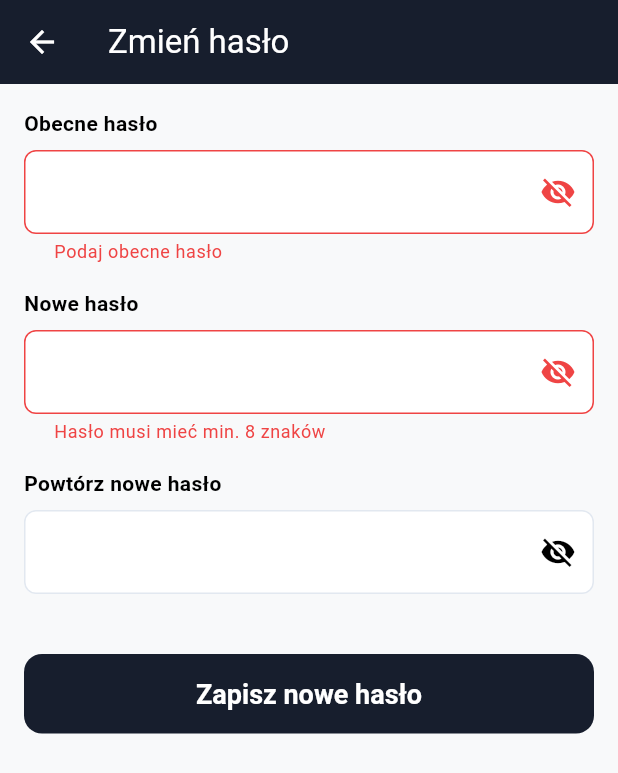
After one commit to kamilpasierski/relay_app, a Flutter app: the ChangePasswordScreen screen opened by its route, after a tap on "Zapisz nowe hasło", on a phone screen of 412 x 824 dp. The commit adds this screen. Shown: the top 773 px of the screen. Run offline on Flutter 3.47's test engine with Material 3 defaults, Android fonts, the phone set to English and light mode, and no system bars; our stand-ins replace flutter_secure_storage, shared_preferences; missing offline and left inert: mobile_scanner; accounts and stored records are empty; network calls fail.

Commit message:
feat: implement password change and mobile-specific PIN reset flow
- Created ChangePasswordScreen for logged-in users
- Implemented ForgotPasswordScreen and VerifyPinScreen for password recovery via 6-digit PIN
- Added sendMobileResetPin and resetPasswordWithPin methods to AuthService
- Updated main.dart routes and login_screen.dart layout with a reset link
- Adjusted device_service.dart to use the public endpoint path

```diff
--- a/lib/core/services/device_service.dart
+++ b/lib/core/services/device_service.dart
@@ -38,7 +38,7 @@ class DeviceService {
     final token = await AuthService().getToken();
     if (token == null) return null;
 
-    final url = Uri.parse('${ApiConfig.baseUrl}/devices/$uuid');
+    final url = Uri.parse('${ApiConfig.baseUrl}/public/devices/$uuid');
 
     try {
       final response = await http.get(
--- /dev/null
+++ b/lib/features/account/presentation/screens/change_password_screen.dart
@@ -0,0 +1,162 @@
+import 'package:flutter/material.dart';
+import 'package:relay_app/core/theme/app_theme.dart';
+import 'package:relay_app/core/widgets/primary_button.dart';
+import 'package:relay_app/core/services/auth_service.dart';
+
+class ChangePasswordScreen extends StatefulWidget {
+  const ChangePasswordScreen({super.key});
+
+  @override
+  State<ChangePasswordScreen> createState() => _ChangePasswordScreenState();
+}
+
+class _ChangePasswordScreenState extends State<ChangePasswordScreen> {
+  final _formKey = GlobalKey<FormState>();
+  final _currentPasswordController = TextEditingController();
+  final _newPasswordController = TextEditingController();
+  final _confirmPasswordController = TextEditingController();
+
+  bool _isLoading = false;
+  bool _obscureCurrent = true;
+  bool _obscureNew = true;
+  bool _obscureConfirm = true;
+
+  @override
+  void dispose() {
+    _currentPasswordController.dispose();
+    _newPasswordController.dispose();
+    _confirmPasswordController.dispose();
+    super.dispose();
+  }
+
+  Future<void> _submit() async {
+    if (!_formKey.currentState!.validate()) return;
+
+    setState(() => _isLoading = true);
+
+    final success = await AuthService().changePassword(
+      _currentPasswordController.text,
+      _newPasswordController.text,
+      _confirmPasswordController.text,
+    );
+
+    setState(() => _isLoading = false);
+
+    if (!mounted) return;
+
+    if (success) {
+      ScaffoldMessenger.of(context).showSnackBar(
+        const SnackBar(
+          content: Text('Hasło zostało pomyślnie zmienione.'),
+          backgroundColor: Colors.green,
+        ),
+      );
+      Navigator.pop(context);
+    } else {
+      ScaffoldMessenger.of(context).showSnackBar(
+        const SnackBar(
+          content: Text('Nie udało się zmienić hasła. Sprawdź obecne hasło.'),
+          backgroundColor: AppTheme.alertRedText,
+        ),
+      );
+    }
+  }
+
+  Widget _buildPasswordField({
+    required String label,
+    required TextEditingController controller,
+    required bool obscureText,
+    required VoidCallback onToggleVisibility,
+    required String? Function(String?) validator,
+  }) {
+    return Column(
+      crossAxisAlignment: CrossAxisAlignment.start,
+      children: [
+        Text(label, style: const TextStyle(fontWeight: FontWeight.bold)),
+        const SizedBox(height: 8),
+        TextFormField(
+          controller: controller,
+          obscureText: obscureText,
+          decoration: InputDecoration(
+            border: OutlineInputBorder(borderRadius: BorderRadius.circular(8)),
+            suffixIcon: IconButton(
+              icon: Icon(obscureText ? Icons.visibility_off : Icons.visibility),
+              onPressed: onToggleVisibility,
+            ),
+          ),
+          validator: validator,
+        ),
+        const SizedBox(height: 16),
+      ],
+    );
+  }
+
+  @override
+  Widget build(BuildContext context) {
+    return Scaffold(
+      appBar: AppBar(
+        title: const Text('Zmień hasło'),
+        backgroundColor: AppTheme.primaryDark,
+        foregroundColor: AppTheme.surfaceWhite,
+      ),
+      body: SingleChildScrollView(
+        padding: const EdgeInsets.all(16.0),
+        child: Form(
+          key: _formKey,
+          child: Column(
+            crossAxisAlignment: CrossAxisAlignment.start,
+            children: [
+              _buildPasswordField(
+                label: 'Obecne hasło',
+                controller: _currentPasswordController,
+                obscureText: _obscureCurrent,
+                onToggleVisibility: () =>
+                    setState(() => _obscureCurrent = !_obscureCurrent),
+                validator: (val) =>
+                    val == null || val.isEmpty ? 'Podaj obecne hasło' : null,
+              ),
+              _buildPasswordField(
+                label: 'Nowe hasło',
+                controller: _newPasswordController,
+                obscureText: _obscureNew,
+                onToggleVisibility: () =>
+                    setState(() => _obscureNew = !_obscureNew),
+                validator: (val) {
+                  if (val == null || val.length < 8)
+                    return 'Hasło musi mieć min. 8 znaków';
+                  return null;
+                },
+              ),
+              _buildPasswordField(
+                label: 'Powtórz nowe hasło',
+                controller: _confirmPasswordController,
+                obscureText: _obscureConfirm,
+                onToggleVisibility: () =>
+                    setState(() => _obscureConfirm = !_obscureConfirm),
+                validator: (val) {
+                  if (val != _newPasswordController.text)
+                    return 'Hasła nie pasują do siebie';
+                  return null;
+                },
+              ),
+              const SizedBox(height: 24),
+              _isLoading
+                  ? const Center(
+                      child: CircularProgressIndicator(
+                        color: AppTheme.brandOrange,
+                      ),
+                    )
+                  : SizedBox(
+                      width: double.infinity,
+                      child: PrimaryButton(
+                        label: 'Zapisz nowe hasło',
+                        onPressed: _submit,
+                      ),
+                    ),
+            ],
+          ),
+        ),
+      ),
+    );
+  }
+}
--- a/lib/main.dart
+++ b/lib/main.dart
@@ -3,6 +3,7 @@ import 'package:relay_app/core/theme/app_theme.dart';
 import 'package:relay_app/core/services/auth_service.dart';
 import 'package:relay_app/features/authentication/presentation/screens/welcome_screen.dart';
 import 'package:relay_app/features/home/presentation/screens/home_screen.dart';
+import 'package:relay_app/features/account/presentation/screens/change_password_screen.dart';
 
 void main() async {
   WidgetsFlutterBinding.ensureInitialized();
@@ -32,6 +33,7 @@ class RelayApp extends StatelessWidget {
       routes: {
         '/welcome': (context) => const WelcomeScreen(),
         '/home': (context) => const HomeScreen(),
+        '/change-password': (context) => const ChangePasswordScreen(),
       },
     );
   }
```
Also changed, not shown: lib/core/services/auth_service.dart (+103 -0 lines), lib/features/account/presentation/screens/account_screen.dart (+7 -0 lines), lib/features/authentication/presentation/screens/forgot_password_screen.dart (added, +130 -0 lines), lib/features/authentication/presentation/screens/login_screen.dart (+20 -1 lines), lib/features/authentication/presentation/screens/verify_pin_screen.dart (added, +158 -0 lines).
